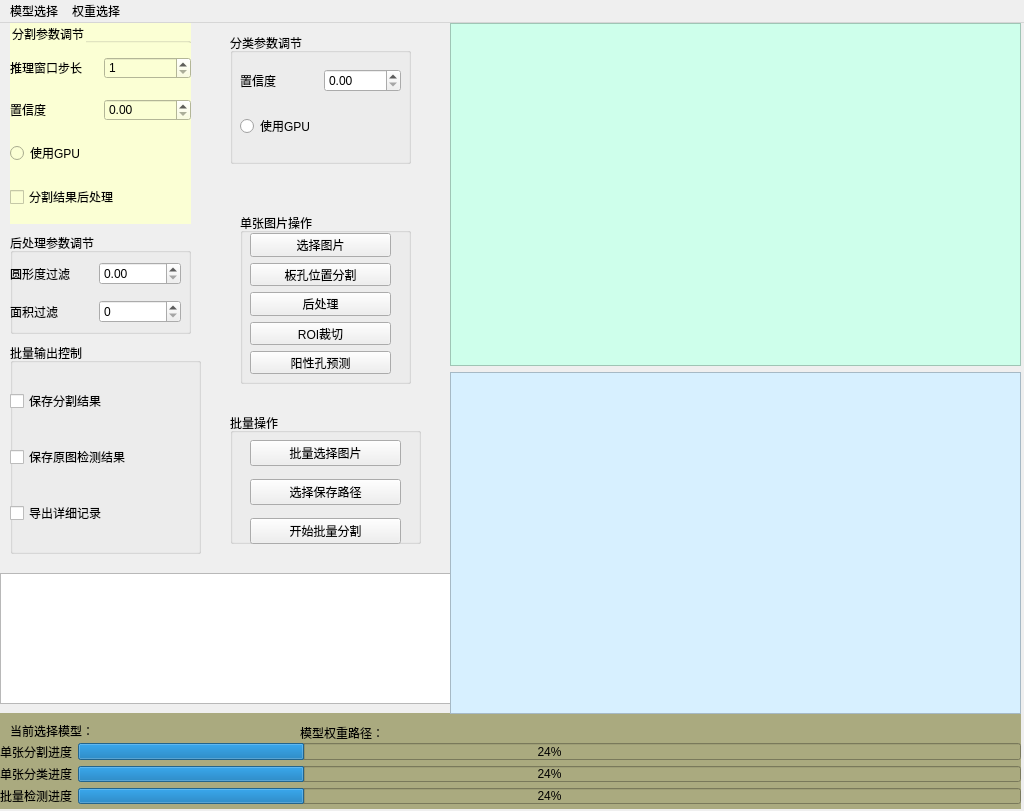
The window that form.ui (TianUSST/ElisaSystem) describes before a commit, drawn with Qt 5.
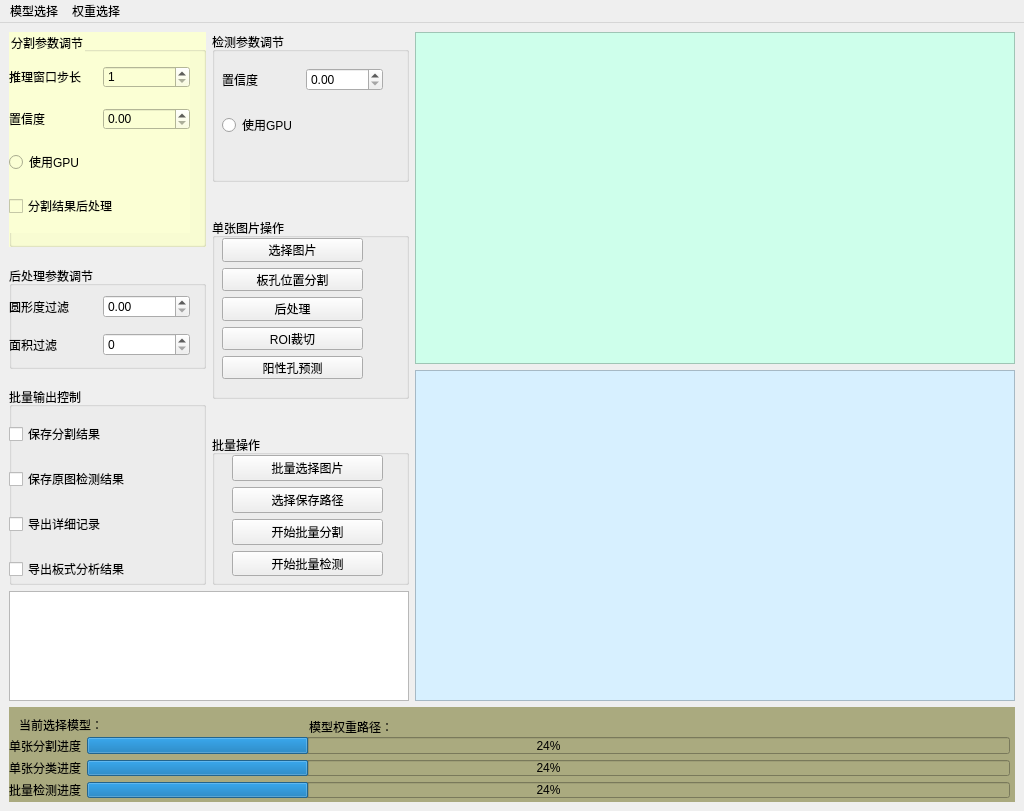
The same window after the commit.

Commit message: 新增板式记录+联通分析结果保存

Diff of the .ui file:
```diff
--- a/form.ui
+++ b/form.ui
@@ -14,144 +14,20 @@
    <string>MainWindow</string>
   </property>
   <widget class="QWidget" name="centralwidget">
-   <widget class="QWidget" name="widgetBottom" native="true">
-    <property name="geometry">
-     <rect>
-      <x>0</x>
-      <y>690</y>
-      <width>1021</width>
-      <height>96</height>
-     </rect>
-    </property>
-    <property name="styleSheet">
-     <string notr="true">background-color: rgb(170, 170, 127);</string>
-    </property>
-    <widget class="QLabel" name="labelModel">
-     <property name="geometry">
-      <rect>
-       <x>10</x>
-       <y>10</y>
-       <width>241</width>
-       <height>16</height>
-      </rect>
-     </property>
-     <property name="styleSheet">
-      <string notr="true">color: rgb(0, 0, 0);</string>
-     </property>
-     <property name="text">
-      <string>当前选择模型：</string>
-     </property>
-    </widget>
-    <widget class="QLabel" name="labelWeight">
-     <property name="geometry">
-      <rect>
-       <x>300</x>
-       <y>10</y>
-       <width>651</width>
-       <height>20</height>
-      </rect>
-     </property>
-     <property name="styleSheet">
-      <string notr="true">color: rgb(0, 0, 0);</string>
-     </property>
-     <property name="text">
-      <string>模型权重路径：</string>
-     </property>
-    </widget>
-    <widget class="QWidget" name="bottomProgressContainer">
-     <property name="geometry">
-      <rect>
-       <x>0</x>
-       <y>30</y>
-       <width>1021</width>
-       <height>61</height>
-      </rect>
-     </property>
-     <layout class="QVBoxLayout" name="verticalLayout_3">
+   <layout class="QVBoxLayout" name="verticalLayout_4" stretch="14,2">
       <item>
-       <layout class="QHBoxLayout" name="horizontalLayout_PatchProgress">
+     <layout class="QHBoxLayout" name="horizontalLayout_UP" stretch="2,3">
         <item>
-         <widget class="QLabel" name="labelPatchProgress">
-          <property name="styleSheet">
-           <string notr="true">color: rgb(0, 0, 0);</string>
-          </property>
-          <property name="text">
-           <string>单张分割进度</string>
-          </property>
-         </widget>
-        </item>
+       <layout class="QVBoxLayout" name="verticalLayout_LL" stretch="10,2">
         <item>
-         <widget class="QProgressBar" name="progressBarPatch">
-          <property name="styleSheet">
-           <string notr="true">color: rgb(0, 0, 0);</string>
-          </property>
-          <property name="value">
-           <number>24</number>
-          </property>
-         </widget>
-        </item>
-       </layout>
-      </item>
+         <layout class="QHBoxLayout" name="horizontalLayout_CONTROL">
       <item>
-       <layout class="QHBoxLayout" name="horizontalLayout_ClassProgress">
-        <item>
-         <widget class="QLabel" name="labelClassProgress">
-          <property name="styleSheet">
-           <string notr="true">color: rgb(0, 0, 0);</string>
-          </property>
-          <property name="text">
-           <string>单张分类进度</string>
-          </property>
-         </widget>
-        </item>
+           <layout class="QVBoxLayout" name="verticalLayout_LEFT" stretch="25,1,12,1,23">
+            <property name="spacing">
+             <number>10</number>
+            </property>
         <item>
-         <widget class="QProgressBar" name="progressBarClass">
-          <property name="styleSheet">
-           <string notr="true">color: rgb(0, 0, 0);</string>
-          </property>
-          <property name="value">
-           <number>24</number>
-          </property>
-         </widget>
-        </item>
-       </layout>
-      </item>
-      <item>
-       <layout class="QHBoxLayout" name="horizontalLayout_BatchProgress">
-        <item>
-         <widget class="QLabel" name="labelBatchProgress">
-          <property name="styleSheet">
-           <string notr="true">color: rgb(0, 0, 0);</string>
-          </property>
-          <property name="text">
-           <string>批量检测进度</string>
-          </property>
-         </widget>
-        </item>
-        <item>
-         <widget class="QProgressBar" name="progressBarBatch">
-          <property name="styleSheet">
-           <string notr="true">color: rgb(0, 0, 0);</string>
-          </property>
-          <property name="value">
-           <number>24</number>
-          </property>
-         </widget>
-        </item>
-       </layout>
-      </item>
-     </layout>
-    </widget>
-   </widget>
    <widget class="QGroupBox" name="groupBoxParam">
-    <property name="geometry">
-     <rect>
-      <x>10</x>
-      <y>0</y>
-      <width>181</width>
-      <height>201</height>
-     </rect>
-    </property>
     <property name="styleSheet">
      <string notr="true">background-color: rgb(251, 255, 212);
 color: rgb(0, 0, 0);</string>
@@ -234,61 +110,22 @@
      </layout>
     </widget>
    </widget>
-   <widget class="QGroupBox" name="groupBoxBatchParam">
-    <property name="geometry">
-     <rect>
-      <x>10</x>
-      <y>320</y>
-      <width>191</width>
-      <height>211</height>
-     </rect>
-    </property>
-    <property name="title">
-     <string>批量输出控制</string>
-    </property>
-    <widget class="QWidget" name="layoutWidgetBatchOutput">
-     <property name="geometry">
-      <rect>
-       <x>0</x>
-       <y>20</y>
-       <width>181</width>
-       <height>191</height>
-      </rect>
-     </property>
-     <layout class="QVBoxLayout" name="verticalLayout_BatchOutputControl">
-      <item>
-       <widget class="QCheckBox" name="checkBoxSaveSeg">
-        <property name="text">
-         <string>保存分割结果</string>
-        </property>
-       </widget>
       </item>
       <item>
-       <widget class="QCheckBox" name="checkBoxSavePredict">
-        <property name="text">
-         <string>保存原图检测结果</string>
-        </property>
-       </widget>
-      </item>
-      <item>
-       <widget class="QCheckBox" name="checkBoxGenCSV">
-        <property name="text">
-         <string>导出详细记录</string>
-        </property>
-       </widget>
-      </item>
-     </layout>
-    </widget>
-   </widget>
+             <spacer name="verticalSpacer">
+              <property name="orientation">
+               <enum>Qt::Orientation::Vertical</enum>
+              </property>
+              <property name="sizeHint" stdset="0">
+               <size>
+                <width>20</width>
+                <height>40</height>
+               </size>
+              </property>
+             </spacer>
+            </item>
+            <item>
    <widget class="QGroupBox" name="groupBoxPostProcess">
-    <property name="geometry">
-     <rect>
-      <x>10</x>
-      <y>210</y>
-      <width>181</width>
-      <height>101</height>
-     </rect>
-    </property>
     <property name="title">
      <string>后处理参数调节</string>
     </property>
@@ -297,7 +134,7 @@
       <rect>
        <x>0</x>
        <y>20</y>
-       <width>171</width>
+                 <width>181</width>
        <height>81</height>
       </rect>
      </property>
@@ -344,15 +181,126 @@
      </layout>
     </widget>
    </widget>
+            </item>
+            <item>
+             <spacer name="verticalSpacer_2">
+              <property name="orientation">
+               <enum>Qt::Orientation::Vertical</enum>
+              </property>
+              <property name="sizeHint" stdset="0">
+               <size>
+                <width>20</width>
+                <height>40</height>
+               </size>
+              </property>
+             </spacer>
+            </item>
+            <item>
+             <widget class="QGroupBox" name="groupBoxBatchParam">
+              <property name="title">
+               <string>批量输出控制</string>
+              </property>
+              <widget class="QWidget" name="layoutWidgetBatchOutput">
+               <property name="geometry">
+                <rect>
+                 <x>0</x>
+                 <y>20</y>
+                 <width>181</width>
+                 <height>191</height>
+                </rect>
+               </property>
+               <layout class="QVBoxLayout" name="verticalLayout_BatchOutputControl">
+                <item>
+                 <widget class="QCheckBox" name="checkBoxSaveSeg">
+                  <property name="text">
+                   <string>保存分割结果</string>
+                  </property>
+                 </widget>
+                </item>
+                <item>
+                 <widget class="QCheckBox" name="checkBoxSavePredict">
+                  <property name="text">
+                   <string>保存原图检测结果</string>
+                  </property>
+                 </widget>
+                </item>
+                <item>
+                 <widget class="QCheckBox" name="checkBoxGenCSV">
+                  <property name="text">
+                   <string>导出详细记录</string>
+                  </property>
+                 </widget>
+                </item>
+                <item>
+                 <widget class="QCheckBox" name="checkBoxGenExcel">
+                  <property name="text">
+                   <string>导出板式分析结果</string>
+                  </property>
+                 </widget>
+                </item>
+               </layout>
+              </widget>
+             </widget>
+            </item>
+           </layout>
+          </item>
+          <item>
+           <layout class="QVBoxLayout" name="verticalLayout_RIGHT" stretch="5,1,6,1,5">
+            <item>
+             <widget class="QGroupBox" name="groupBoxClass">
+              <property name="title">
+               <string>检测参数调节</string>
+              </property>
+              <widget class="QWidget" name="classParamContainer">
+               <property name="geometry">
+                <rect>
+                 <x>10</x>
+                 <y>20</y>
+                 <width>161</width>
+                 <height>101</height>
+                </rect>
+               </property>
+               <layout class="QVBoxLayout" name="verticalLayout_2">
+                <item>
+                 <layout class="QHBoxLayout" name="horizontalLayout_classConfidience">
+                  <item>
+                   <widget class="QLabel" name="labelClassConfidience">
+                    <property name="text">
+                     <string>置信度</string>
+                    </property>
+                   </widget>
+                  </item>
+                  <item>
+                   <widget class="QDoubleSpinBox" name="doubleSpinBoxclassConfidience"/>
+                  </item>
+                 </layout>
+                </item>
+                <item>
+                 <widget class="QRadioButton" name="radioButtonClassUsingGPU">
+                  <property name="text">
+                   <string>使用GPU</string>
+                  </property>
+                 </widget>
+                </item>
+               </layout>
+              </widget>
+             </widget>
+            </item>
+            <item>
+             <spacer name="verticalSpacer_3">
+              <property name="orientation">
+               <enum>Qt::Orientation::Vertical</enum>
+              </property>
+              <property name="sizeHint" stdset="0">
+               <size>
+                <width>20</width>
+                <height>40</height>
+               </size>
+              </property>
+             </spacer>
+            </item>
+            <item>
    <widget class="QGroupBox" name="groupBoxSingle">
-    <property name="geometry">
-     <rect>
-      <x>240</x>
-      <y>190</y>
-      <width>171</width>
-      <height>171</height>
-     </rect>
-    </property>
     <property name="title">
      <string>单张图片操作</string>
     </property>
@@ -404,15 +352,22 @@
      </layout>
     </widget>
    </widget>
+            </item>
+            <item>
+             <spacer name="verticalSpacer_4">
+              <property name="orientation">
+               <enum>Qt::Orientation::Vertical</enum>
+              </property>
+              <property name="sizeHint" stdset="0">
+               <size>
+                <width>20</width>
+                <height>40</height>
+               </size>
+              </property>
+             </spacer>
+            </item>
+            <item>
    <widget class="QGroupBox" name="groupBoxBatch">
-    <property name="geometry">
-     <rect>
-      <x>230</x>
-      <y>390</y>
-      <width>191</width>
-      <height>131</height>
-     </rect>
-    </property>
     <property name="title">
      <string>批量操作</string>
     </property>
@@ -447,28 +402,27 @@
         </property>
        </widget>
       </item>
+                <item>
+                 <widget class="QPushButton" name="pushButtonStartBatchPredict">
+                  <property name="text">
+                   <string>开始批量检测</string>
+                  </property>
+                 </widget>
+                </item>
      </layout>
     </widget>
    </widget>
-   <widget class="QTextBrowser" name="textBrowserLog">
-    <property name="geometry">
-     <rect>
-      <x>0</x>
-      <y>550</y>
-      <width>451</width>
-      <height>131</height>
-     </rect>
-    </property>
-   </widget>
-   <widget class="QWidget" name="layoutWidgetWorkSpace">
-    <property name="geometry">
-     <rect>
-      <x>450</x>
-      <y>0</y>
-      <width>571</width>
-      <height>691</height>
-     </rect>
-    </property>
+            </item>
+           </layout>
+          </item>
+         </layout>
+        </item>
+        <item>
+         <widget class="QTextBrowser" name="textBrowserLog"/>
+        </item>
+       </layout>
+      </item>
+      <item>
     <layout class="QVBoxLayout" name="verticalLayout_WorkSpace">
      <item>
       <widget class="QGraphicsView" name="graphicsViewInput">
@@ -485,53 +439,136 @@
       </widget>
      </item>
     </layout>
-   </widget>
-   <widget class="QGroupBox" name="groupBoxClass">
-    <property name="geometry">
-     <rect>
-      <x>230</x>
-      <y>10</y>
-      <width>181</width>
-      <height>131</height>
-     </rect>
-    </property>
-    <property name="title">
-     <string>分类参数调节</string>
-    </property>
-    <widget class="QWidget" name="classParamContainer">
+      </item>
+     </layout>
+    </item>
+    <item>
+     <widget class="QWidget" name="widgetBottom" native="true">
+      <property name="styleSheet">
+       <string notr="true">background-color: rgb(170, 170, 127);</string>
+      </property>
+      <widget class="QLabel" name="labelModel">
      <property name="geometry">
       <rect>
        <x>10</x>
-       <y>20</y>
-       <width>161</width>
-       <height>101</height>
-      </rect>
-     </property>
-     <layout class="QVBoxLayout" name="verticalLayout_2">
+         <y>10</y>
+         <width>241</width>
+         <height>16</height>
+        </rect>
+       </property>
+       <property name="styleSheet">
+        <string notr="true">color: rgb(0, 0, 0);</string>
+       </property>
+       <property name="text">
+        <string>当前选择模型：</string>
+       </property>
+      </widget>
+      <widget class="QLabel" name="labelWeight">
+       <property name="geometry">
+        <rect>
+         <x>300</x>
+         <y>10</y>
+         <width>651</width>
+         <height>20</height>
+        </rect>
+       </property>
+       <property name="styleSheet">
+        <string notr="true">color: rgb(0, 0, 0);</string>
+       </property>
+       <property name="text">
+        <string>模型权重路径：</string>
+       </property>
+      </widget>
+      <widget class="QWidget" name="bottomProgressContainer">
+       <property name="geometry">
+        <rect>
+         <x>0</x>
+         <y>30</y>
+         <width>1001</width>
+         <height>61</height>
+        </rect>
+       </property>
+       <layout class="QVBoxLayout" name="verticalLayout_3" stretch="1,1,1">
+        <property name="spacing">
+         <number>6</number>
+        </property>
       <item>
-       <layout class="QHBoxLayout" name="horizontalLayout_classConfidience">
+         <layout class="QHBoxLayout" name="horizontalLayout_PatchProgress">
         <item>
-         <widget class="QLabel" name="labelClassConfidience">
+           <widget class="QLabel" name="labelPatchProgress">
+            <property name="styleSheet">
+             <string notr="true">color: rgb(0, 0, 0);</string>
+            </property>
           <property name="text">
-           <string>置信度</string>
+             <string>单张分割进度</string>
           </property>
          </widget>
         </item>
         <item>
-         <widget class="QDoubleSpinBox" name="doubleSpinBoxclassConfidience"/>
+           <widget class="QProgressBar" name="progressBarPatch">
+            <property name="styleSheet">
+             <string notr="true">color: rgb(0, 0, 0);</string>
+            </property>
+            <property name="value">
+             <number>24</number>
+            </property>
+           </widget>
         </item>
        </layout>
       </item>
       <item>
-       <widget class="QRadioButton" name="radioButtonClassUsingGPU">
+         <layout class="QHBoxLayout" name="horizontalLayout_ClassProgress">
+          <item>
+           <widget class="QLabel" name="labelClassProgress">
+            <property name="styleSheet">
+             <string notr="true">color: rgb(0, 0, 0);</string>
+            </property>
         <property name="text">
-         <string>使用GPU</string>
+             <string>单张分类进度</string>
         </property>
        </widget>
       </item>
-     </layout>
-    </widget>
-   </widget>
+          <item>
+           <widget class="QProgressBar" name="progressBarClass">
+            <property name="styleSheet">
+             <string notr="true">color: rgb(0, 0, 0);</string>
+            </property>
+            <property name="value">
+             <number>24</number>
+            </property>
+           </widget>
+          </item>
+         </layout>
+        </item>
+        <item>
+         <layout class="QHBoxLayout" name="horizontalLayout_BatchProgress">
+          <item>
+           <widget class="QLabel" name="labelBatchProgress">
+            <property name="styleSheet">
+             <string notr="true">color: rgb(0, 0, 0);</string>
+            </property>
+            <property name="text">
+             <string>批量检测进度</string>
+            </property>
+           </widget>
+          </item>
+          <item>
+           <widget class="QProgressBar" name="progressBarBatch">
+            <property name="styleSheet">
+             <string notr="true">color: rgb(0, 0, 0);</string>
+            </property>
+            <property name="value">
+             <number>24</number>
+            </property>
+           </widget>
+          </item>
+         </layout>
+        </item>
+       </layout>
+      </widget>
+     </widget>
+    </item>
+   </layout>
   </widget>
   <widget class="QMenuBar" name="menubar">
    <property name="geometry">
```
Lines whose indentation alone changed are shown as unchanged. The commit also changes 11 other files.
